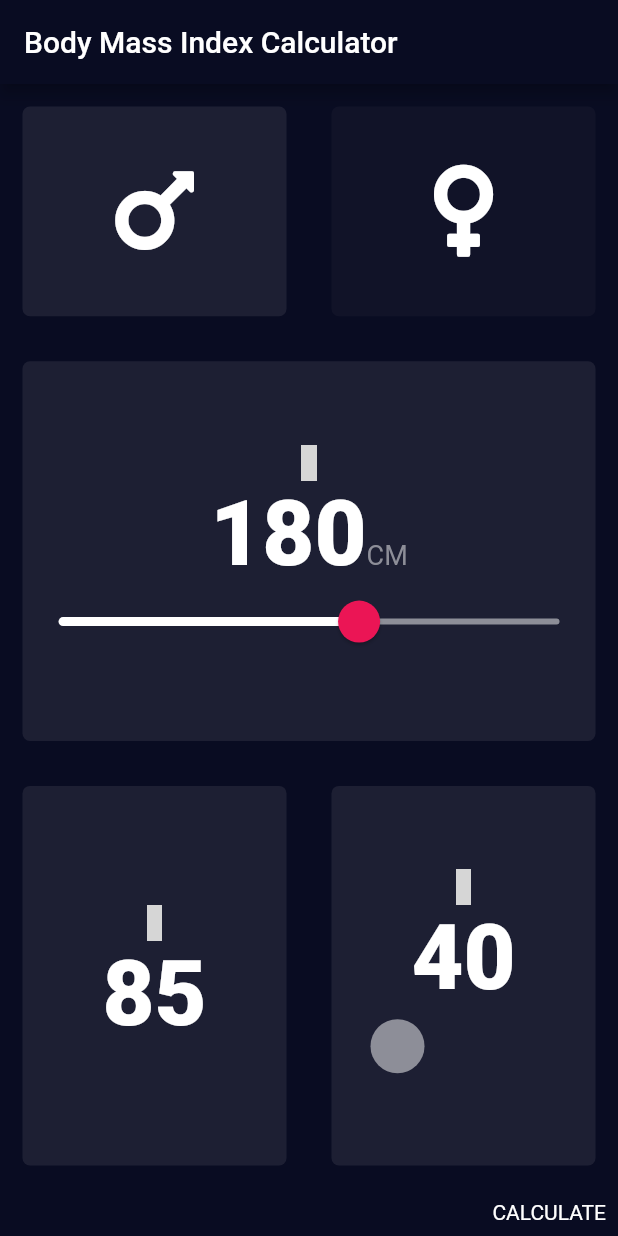
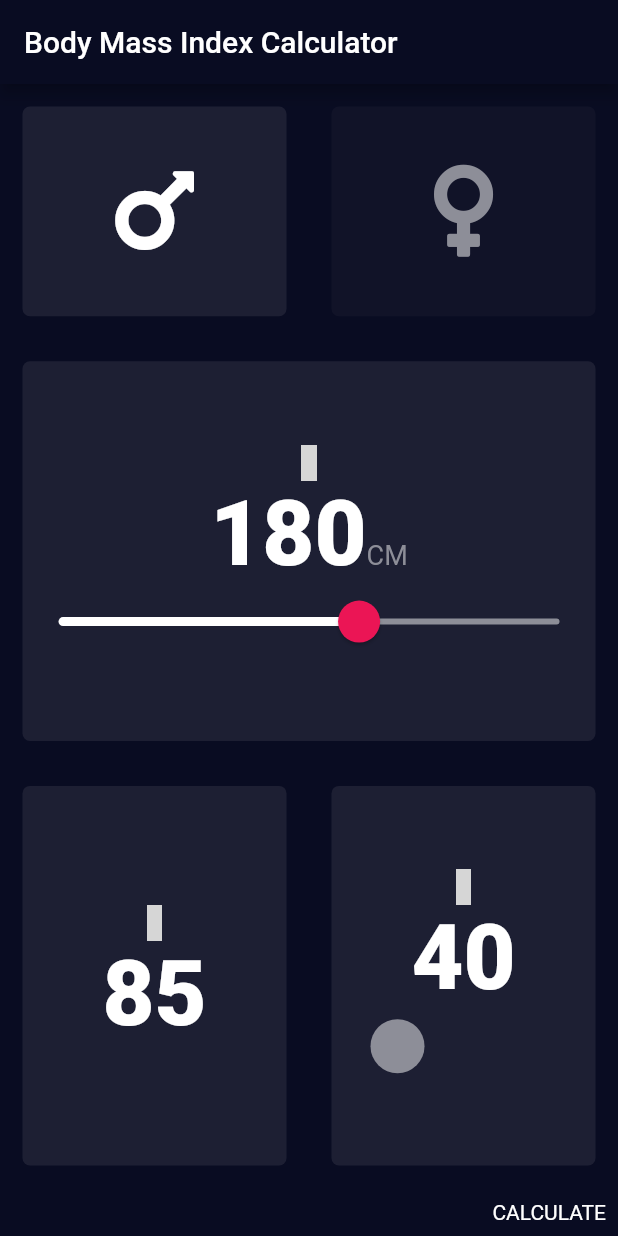
Before and after one commit to TheBeachLab/BMI-calc, a Flutter app: the screen it shows after launch, on a phone screen of 412 x 824 dp. Run offline on Flutter 3.47's test engine with Material 2 defaults, Android fonts, the light colour scheme and no system bars; our stand-ins replace flutter_icons, font_awesome_flutter; grey boxes are pictures that could not be loaded.

Commit message:
gender icons change active and inactive color

```diff
--- a/lib/input.dart
+++ b/lib/input.dart
@@ -48,6 +48,9 @@ class _InputPageState extends State<InputPage> {
                     cardChild: Icon(
                       FontAwesomeIcons.mars,
                       size: 70.0,
+                      color: selectedGender == Gender.male
+                          ? Colors.white
+                          : kLabelColor,
                     ),
                   ),
                   MyCard(
@@ -66,6 +69,9 @@ class _InputPageState extends State<InputPage> {
                     cardChild: Icon(
                       FontAwesomeIcons.venus,
                       size: 70.0,
+                      color: selectedGender == Gender.female
+                          ? Colors.white
+                          : kLabelColor,
                     ),
                   ),
                 ],
```
